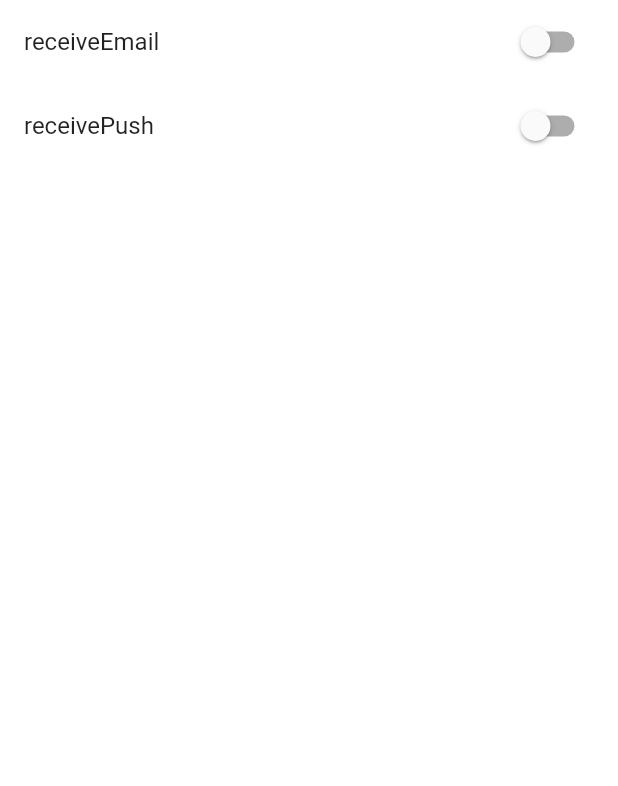
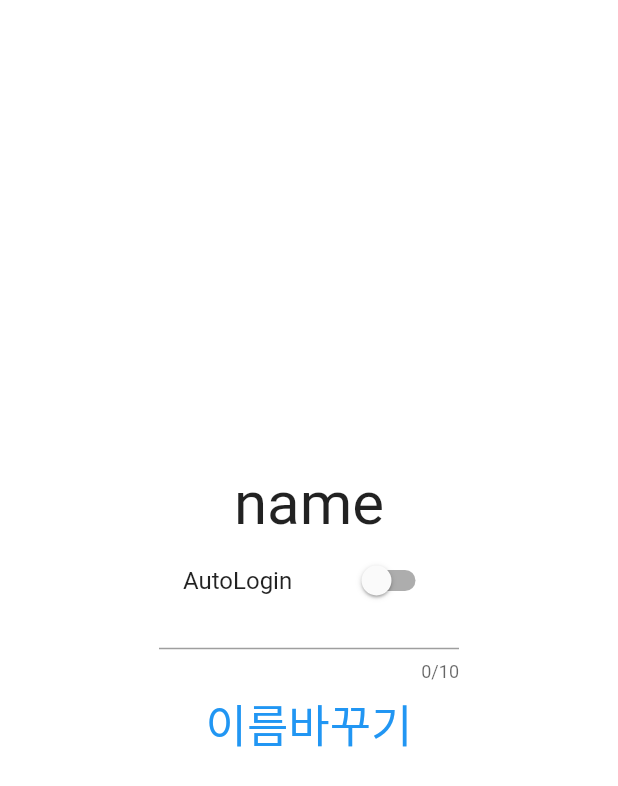
Before and after one commit to DhongGyuOh/flutter_application_ticktok_clone, a Flutter app: the UserProfileScreen widget shown alone on an empty page, opened directly, after a tap on an icon or button, on a phone screen of 412 x 824 dp. Shown: the top 786 px of the screen. Run offline on Flutter 3.47's test engine with Material 2 defaults, Android fonts, the phone set to English and light mode, and no system bars; our stand-ins replace camera, firebase_core, flutter_riverpod, font_awesome_flutter, gallery_saver, go_router and 5 more; accounts and stored records are empty; network calls fail.

Commit message:
NotifierProvider 예시(test_mvvmtest.dart)

```diff
--- a/lib/features/authentication/widgets/testMVVM.dart
+++ /dev/null
@@ -1,99 +0,0 @@
-import 'package:flutter/material.dart';
-import 'package:flutter_riverpod/flutter_riverpod.dart';
-import 'package:shared_preferences/shared_preferences.dart';
-
-//Model
-class User {
-  final bool receiveEmail;
-  final bool receivePush;
-  User({required this.receiveEmail, required this.receivePush});
-}
-
-//Repository
-class UserRepository {
-  final SharedPreferences _preferences;
-  UserRepository(this._preferences);
-  //기기에 데이터 저장하기 위해 SharedPreferences 패키지 사용
-  //Repository를 생성할 때, SharedPreferences 를 인자로 받도록함(생성자)
-
-  User? getUser() {
-    final receiveEmail = _preferences.getBool('receiveEmail');
-    final receivePush = _preferences.getBool('receivePush');
-    //SharedPreferences.getString()으로 기기에 저장된 key의 value를 가져옴
-    if (receiveEmail == null || receivePush == null) {
-      return User(receiveEmail: false, receivePush: false);
-    }
-    return User(receiveEmail: receiveEmail, receivePush: receivePush);
-    //값이 없으면 return null, 있으면 User에 값을 채워 return함
-  }
-
-  Future<void> setReceiveEmail(bool value) async {
-    await _preferences.setBool('receiveEmail', value);
-    //SharedPreferences.setString()으로 key 값을 기기에 저장함
-  }
-
-  Future<void> setReceivePush(bool value) async {
-    await _preferences.setBool('receivePush', value);
-    //SharedPreferences.setString()으로 key 값을 기기에 저장함
-  }
-}
-
-//ViewModel
-class UserViewModel extends Notifier<User> {
-  final UserRepository _repository;
-  UserViewModel(this._repository);
-
-  void setReceiveEmail(bool value) {
-    _repository.setReceiveEmail(value);
-    state = User(receivePush: value, receiveEmail: state.receiveEmail);
-  }
-
-  void setReceivePush(bool value) {
-    _repository.setReceivePush(value);
-    state = User(receivePush: state.receivePush, receiveEmail: value);
-  }
-
-  @override
-  User build() {
-    User? user = _repository.getUser();
-    return User(
-        receiveEmail: user!.receiveEmail, receivePush: user.receivePush);
-  }
-}
-
-final userViewModelProvider =
-    NotifierProvider<UserViewModel, User>(() => throw UnimplementedError());
-
-//view
-class HomePage extends ConsumerStatefulWidget {
-  const HomePage({super.key});
-
-  @override
-  HomePageState createState() => HomePageState();
-}
-
-class HomePageState extends ConsumerState<HomePage> {
-  @override
-  Widget build(BuildContext context) {
-    return Scaffold(
-      body: Column(
-        children: [
-          SwitchListTile.adaptive(
-            title: const Text('receiveEmail'),
-            value: ref.watch(userViewModelProvider).receiveEmail,
-            onChanged: (value) {
-              ref.read(userViewModelProvider.notifier).setReceiveEmail(value);
-            },
-          ),
-          SwitchListTile.adaptive(
-            title: const Text('receivePush'),
-            value: ref.watch(userViewModelProvider).receivePush,
-            onChanged: (value) {
-              ref.read(userViewModelProvider.notifier).setReceivePush(value);
-            },
-          ),
-        ],
-      ),
-    );
-  }
-}
--- /dev/null
+++ b/lib/features/authentication/widgets/test_mvvmtest.dart
@@ -0,0 +1,124 @@
+import 'package:flutter/material.dart';
+import 'package:flutter_riverpod/flutter_riverpod.dart';
+
+//Model: State로 관리할 User 객체를 만들어줌
+class User {
+  final String name;
+  final bool autoLogin;
+  User({required this.name, required this.autoLogin});
+}
+
+//ViewModel: 사용할 Model을 초기화하고 함께 사용할 메서드를 정의함, + Riverpod Provider 종류를 결정함
+//AsyncNotifierProvider를 사용한다면 AsyncNotifier, NotifierProvider를 사용한다면 Notifier 를 extends 로 상속하면됨
+class UserViewModel extends Notifier<User> {
+  User user = User(name: "name", autoLogin: false);
+  @override
+  User build() {
+    return User(name: "name", autoLogin: false);
+    //build를 통한 초기화 부분(null방지)
+  }
+
+  User getUser() {
+    return User(name: state.name, autoLogin: state.autoLogin);
+    //state를 통해 user정보 가져오기
+  }
+
+  void setUserName(value) {
+    user = User(name: value, autoLogin: state.autoLogin);
+    state = user;
+    //name Set 하고 state 최신화
+  }
+
+  void setUserAuthLogin(value) {
+    user = User(name: state.name, autoLogin: value);
+    state = user;
+    //name Set 하고 state 최신화
+  }
+}
+
+final userProvider = NotifierProvider<UserViewModel, User>(
+  () => UserViewModel(),
+);
+
+//View: 위에서 생성한 ViewModel의 Provider을 실제 이용하는 화면
+//ref로 provider를 사용하기 위해 ConsumerStatefulWidget 혹은 ConsumerWidget를 이용함
+//이해를 돕기위해 두가지 모두 사용한 예시,
+//ConsumerStatefulWidget으로 전체 틀을 만들고, ConsumerWidget으로 autoLogin 체크박스를 만들어봄
+class UserPage extends ConsumerStatefulWidget {
+  const UserPage({super.key});
+  //위젯트리에서 ref를 사용하기 위해 StatefulWidget 대신 ConsumerStatefulWidget 사용
+
+  @override
+  UserPageState createState() => UserPageState();
+  //UserPageState로 createState 변경
+}
+
+class UserPageState extends ConsumerState<UserPage> {
+  //ConsumerState는 ConsumerStatefulWidget과 한 세트임
+
+  final TextEditingController _textEditingController = TextEditingController();
+
+  @override
+  void initState() {
+    _textEditingController.addListener(() {});
+    super.initState();
+  }
+
+  @override
+  void dispose() {
+    _textEditingController.dispose();
+    super.dispose();
+  }
+
+  @override
+  Widget build(BuildContext context) {
+    return Scaffold(
+      body: Center(
+        child: SizedBox(
+          height: 200,
+          width: 200,
+          child: Column(
+            crossAxisAlignment: CrossAxisAlignment.center,
+            mainAxisAlignment: MainAxisAlignment.center,
+            children: [
+              Text(
+                ref.watch(userProvider).name,
+                style: const TextStyle(fontSize: 40),
+              ),
+              const StateSwitch(),
+              Expanded(
+                  child: TextField(
+                maxLength: 10,
+                style: const TextStyle(fontSize: 25),
+                controller: _textEditingController,
+              )),
+              TextButton(
+                  onPressed: () => ref
+                      .read(userProvider.notifier)
+                      .setUserName(_textEditingController.value.text),
+                  child: const Text(
+                    '이름바꾸기',
+                    style: TextStyle(fontSize: 30),
+                  )),
+            ],
+          ),
+        ),
+      ),
+    );
+  }
+}
+
+class StateSwitch extends ConsumerWidget {
+  const StateSwitch({super.key});
+
+  @override
+  Widget build(BuildContext context, WidgetRef ref) {
+    return SwitchListTile.adaptive(
+        title: const Text("AutoLogin"),
+        value: ref.watch(userProvider).autoLogin,
+        //watch로 리빌드함
+        onChanged: (value) =>
+            ref.read(userProvider.notifier).setUserAuthLogin(value));
+    //메서드 사용은 provider에 .notifier를 붙여줘야함(read는 리빌드하지 않음)
+  }
+}
--- a/lib/features/users/user_profile_screen.dart
+++ b/lib/features/users/user_profile_screen.dart
@@ -1,6 +1,6 @@
 import 'package:flutter/material.dart';
 import 'package:flutter_application_ticktok_clone/constants/gaps.dart';
-import 'package:flutter_application_ticktok_clone/features/authentication/widgets/testMVVM.dart';
+import 'package:flutter_application_ticktok_clone/features/authentication/widgets/test_mvvmtest.dart';
 import 'package:flutter_application_ticktok_clone/features/settings/settings_screen.dart';
 import 'package:flutter_application_ticktok_clone/features/users/widgets/persistent_tabbar.dart';
 import 'package:font_awesome_flutter/font_awesome_flutter.dart';
@@ -42,7 +42,7 @@ class _UserProfileScreenState extends State<UserProfileScreen> {
                         Navigator.push(
                             context,
                             MaterialPageRoute(
-                              builder: (context) => HomePage(),
+                              builder: (context) => UserPage(),
                             ));
                       },
                       icon: const FaIcon(FontAwesomeIcons.bell)),
--- a/lib/main.dart
+++ b/lib/main.dart
@@ -1,7 +1,6 @@
 import 'package:firebase_core/firebase_core.dart';
 import 'package:flutter/material.dart';
 import 'package:flutter/services.dart';
-import 'package:flutter_application_ticktok_clone/features/authentication/widgets/testMVVM.dart';
 import 'package:flutter_application_ticktok_clone/features/videos/repos/video_playback_config_repo.dart';
 import 'package:flutter_application_ticktok_clone/features/videos/view_models/playback_config_vm.dart';
 import 'package:flutter_application_ticktok_clone/firebase_options.dart';
@@ -24,14 +23,10 @@ void main() async {
   final preferences = await SharedPreferences.getInstance();
   final repository = VideoPlaybackConfigRepository(preferences);
 
-  final preferences2 = await SharedPreferences.getInstance();
-  final repository2 = UserRepository(preferences2);
-
   runApp(ProviderScope(
     overrides: [
       playbackConfigProvider
           .overrideWith(() => PlaybackConfigViewModel(repository)),
-      userViewModelProvider.overrideWith(() => UserViewModel(repository2))
     ],
     child: const TickTokApp(),
   ));
```
